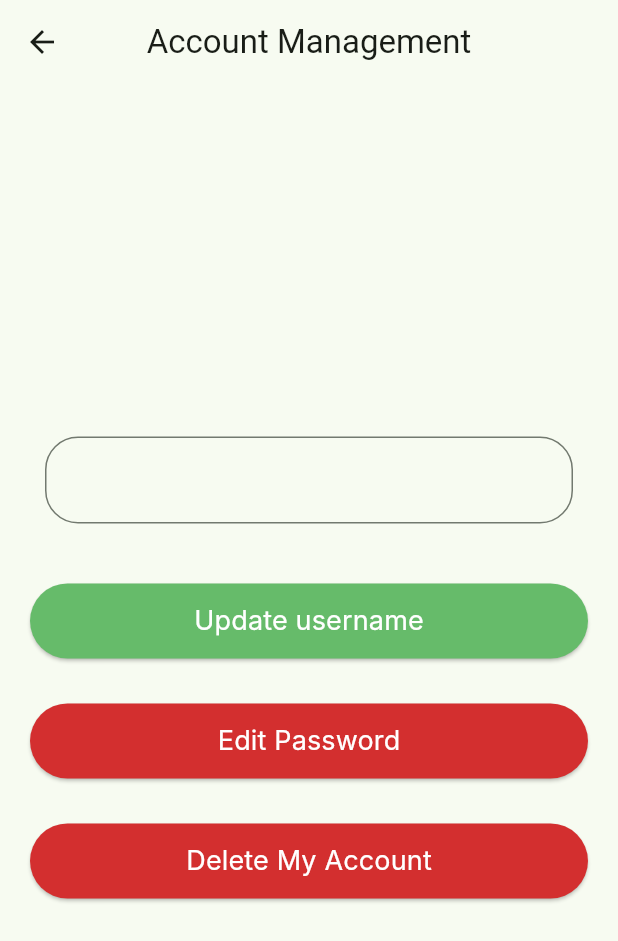
After one commit to MostafaM117/car_maintenance_app, a Flutter app: the AccountManagement screen opened directly, after a tap on "Edit username", after a tap on "Edit Password", on a phone screen of 412 x 824 dp. The commit adds this screen. Shown: the top 941 px of the screen. Run offline on Flutter 3.47's test engine with Material 3 defaults, Android fonts, the phone set to English and light mode, and no system bars; our stand-ins replace cloud_firestore, firebase_auth, firebase_core, google_sign_in; accounts and stored records are empty; Roboto replaces fonts that are missing (Inter).

Commit message:
Manage user account : edit username

```diff
--- a/lib/main.dart
+++ b/lib/main.dart
@@ -1,4 +1,4 @@
-import 'package:car_maintenance/screens/Auth/redirecting_page.dart';
+import 'package:car_maintenance/screens/Auth%20&%20Account%20Management/redirecting_page.dart';
 import 'package:flutter/material.dart';
 import 'package:firebase_core/firebase_core.dart';
 import 'models/firebase_options.dart';
--- /dev/null
+++ b/lib/screens/Auth & Account Management/account_management.dart
@@ -0,0 +1,136 @@
+import 'package:car_maintenance/screens/Auth%20&%20Account%20Management/auth_service.dart';
+import 'package:car_maintenance/widgets/custom_widgets.dart';
+import 'package:cloud_firestore/cloud_firestore.dart';
+import 'package:firebase_auth/firebase_auth.dart';
+import 'package:flutter/material.dart';
+
+class AccountManagement extends StatefulWidget {
+  const AccountManagement({super.key});
+
+  @override
+  State<AccountManagement> createState() => _AccountManagementState();
+}
+
+class _AccountManagementState extends State<AccountManagement> {
+  final _usernameEditcontroller = TextEditingController();
+  bool _isediting = false;
+  User? _user = FirebaseAuth.instance.currentUser;
+
+  Future<void> _getcurrentusername() async {
+    if(_user != null){
+      DocumentSnapshot userDoc = await FirebaseFirestore.instance.collection('users').doc(_user!.uid).get();
+      if (userDoc.exists){
+      setState(() {
+      _usernameEditcontroller.text = userDoc['username']?? '';
+      });
+      }
+    }
+  }
+  Future<void> _updateUsername() async {
+    if(_user ==null){ return; }
+    String newUsername = _usernameEditcontroller.text.trim();
+    if(newUsername.isEmpty){
+      ScaffoldMessenger.of(context).showSnackBar(
+        SnackBar(content: Text('Username cannot be empty')),
+      );
+      return;
+    }
+
+      await FirebaseFirestore.instance
+      .collection('users')
+      .doc(_user!.uid)
+      .update({'username': newUsername});
+  }
+  void _toggleEdit() {
+    setState(() {
+      _isediting = !_isediting;
+    });
+  }
+  @override
+  void initState() {
+    super.initState();
+    _getcurrentusername();
+  }
+  @override
+  Widget build(BuildContext context) {
+    return Scaffold(
+      appBar: AppBar(
+        title: Text('Account Management'),
+        centerTitle: true,
+        leading: IconButton(onPressed: (){
+          Navigator.pop(context);
+        }, icon: Icon(Icons.arrow_back_sharp)),
+      ),
+      body: Padding(
+        padding: const EdgeInsets.all(20.0),
+        child: Column(
+          mainAxisAlignment: MainAxisAlignment.center,
+          children: [
+            Padding(
+              padding: const EdgeInsets.all(10.0),
+              child: TextField(
+                enabled: _isediting,
+                decoration: InputDecoration(
+                  prefixStyle: TextStyle(fontSize: 18, color: _isediting? Colors.black : Colors.grey , fontWeight: FontWeight.bold),
+                  prefixText: 'username: ',
+                  border: _isediting ?  OutlineInputBorder(
+                    borderRadius: BorderRadius.circular(22),) :
+                    OutlineInputBorder(
+                    borderSide: BorderSide.none,
+                  ),
+                ),
+                controller: _usernameEditcontroller,
+              ),
+            ),
+            SizedBox(
+              height: 30,
+            ),
+            SizedBox(
+              height: 50,
+              child: ElevatedButton(
+                style: ElevatedButton.styleFrom(
+                  backgroundColor: _isediting ? Colors.green.shade400 : Colors.red.shade700,
+                  shape: RoundedRectangleBorder(borderRadius: BorderRadius.circular(25)),
+                  ),
+                  child: Row(
+                  mainAxisAlignment: MainAxisAlignment.center,
+                  children: [
+                  Text(
+                    _isediting ? "Update username" : "Edit username",
+                    style: textStyleWhite.copyWith(color: Colors.white)),
+                  ],
+                  ),
+                onPressed: () {
+                  _toggleEdit();
+                  _updateUsername();
+                  _isediting ? print("editing") :
+                  ScaffoldMessenger.of(context).showSnackBar(
+                    SnackBar(content: Text('Username updated successfully'), backgroundColor: Colors.green.shade400,),
+                  );
+                }
+              ),
+            ),
+            SizedBox(
+              height: 30,
+            ),
+            buildButton(
+              'Edit Password', Colors.red.shade700, Colors.white,
+              onPressed: () {
+
+              }
+            ),
+            SizedBox(
+              height: 30,
+            ),
+            buildButton(
+              'Delete My Account', Colors.red.shade700, Colors.white,
+              onPressed: () {
+                AuthService().signOut(context);
+              }
+            ),
+          ],
+        ),
+      ),
+    );
+  }
+}
--- a/lib/screens/Auth/auth_page.dart
+++ b/lib/screens/Auth & Account Management/auth_page.dart
@@ -1,5 +1,5 @@
-import 'package:car_maintenance/screens/Auth/signup_page.dart';
-import 'package:car_maintenance/screens/Auth/login_page.dart';
+import 'package:car_maintenance/screens/Auth%20&%20Account%20Management/signup_page.dart';
+import 'package:car_maintenance/screens/Auth%20&%20Account%20Management/login_page.dart';
 import 'package:flutter/material.dart';
 
 class AuthPage extends StatefulWidget {
--- a/lib/screens/Auth/auth_service.dart
+++ b/lib/screens/Auth & Account Management/auth_service.dart
@@ -1,4 +1,4 @@
-import 'package:car_maintenance/screens/Auth/redirecting_page.dart';
+import 'package:car_maintenance/screens/Auth%20&%20Account%20Management/redirecting_page.dart';
 import 'package:cloud_firestore/cloud_firestore.dart';
 import 'package:firebase_auth/firebase_auth.dart';
 import 'package:google_sign_in/google_sign_in.dart';
--- a/lib/screens/Auth/login_page.dart
+++ b/lib/screens/Auth & Account Management/login_page.dart
@@ -1,4 +1,4 @@
-import 'package:car_maintenance/screens/Auth/auth_service.dart';
+import 'package:car_maintenance/screens/Auth%20&%20Account%20Management/auth_service.dart';
 import 'package:car_maintenance/services/forgot_password.dart';
 import 'package:flutter/material.dart';
 
--- a/lib/screens/home_page.dart
+++ b/lib/screens/home_page.dart
@@ -1,4 +1,4 @@
-import 'package:car_maintenance/screens/Auth/auth_service.dart';
+import 'package:car_maintenance/screens/Auth%20&%20Account%20Management/auth_service.dart';
 import 'package:cloud_firestore/cloud_firestore.dart';
 import 'package:firebase_auth/firebase_auth.dart';
 import 'package:flutter/material.dart';
--- a/lib/screens/profile.dart
+++ b/lib/screens/profile.dart
@@ -1,5 +1,6 @@
 import 'package:car_maintenance/constants/app_colors.dart';
-import 'package:car_maintenance/screens/Auth/auth_service.dart';
+import 'package:car_maintenance/screens/Auth%20&%20Account%20Management/account_management.dart';
+import 'package:car_maintenance/screens/Auth%20&%20Account%20Management/auth_service.dart';
 import 'package:car_maintenance/widgets/custom_widgets.dart';
 import 'package:flutter/material.dart';
 
@@ -16,10 +17,16 @@ class Profile extends StatelessWidget {
       body: Padding(
         padding: const EdgeInsets.all(16.0),
         child: Column(
-          mainAxisAlignment: MainAxisAlignment.spaceBetween,
+          mainAxisAlignment: MainAxisAlignment.center,
           children: [
+            buildButton(
+              'Manage Your Account', Colors.red.shade700, Colors.white,
+              onPressed: () {
+                Navigator.push(context, MaterialPageRoute(builder: (context)=> AccountManagement()));
+              }
+            ),
             SizedBox(
-              height: 100,
+              height: 30,
             ),
             buildButton(
               'Sign Out', Colors.red.shade700, Colors.white,
--- a/lib/screens/welcome_page.dart
+++ b/lib/screens/welcome_page.dart
@@ -1,4 +1,4 @@
-import 'package:car_maintenance/screens/Auth/auth_page.dart';
+import 'package:car_maintenance/screens/Auth%20&%20Account%20Management/auth_page.dart';
 import 'package:flutter/material.dart';
 import '../constants/app_colors.dart';
 import '../widgets/custom_widgets.dart';
```
Also changed, not shown: lib/screens/Auth & Account Management/redirecting_page.dart (renamed from lib/screens/Auth/redirecting_page.dart), lib/screens/Auth & Account Management/signup_page.dart (renamed from lib/screens/Auth/signup_page.dart).
